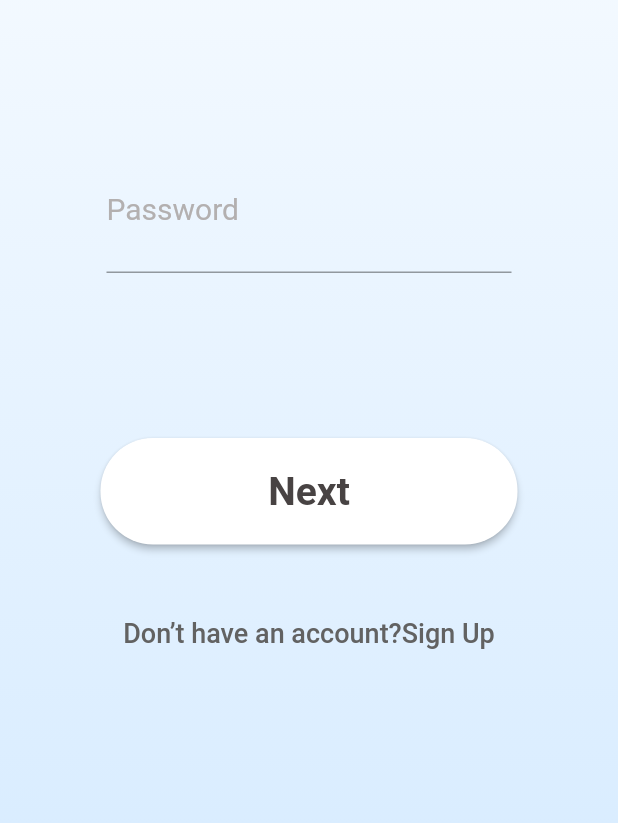
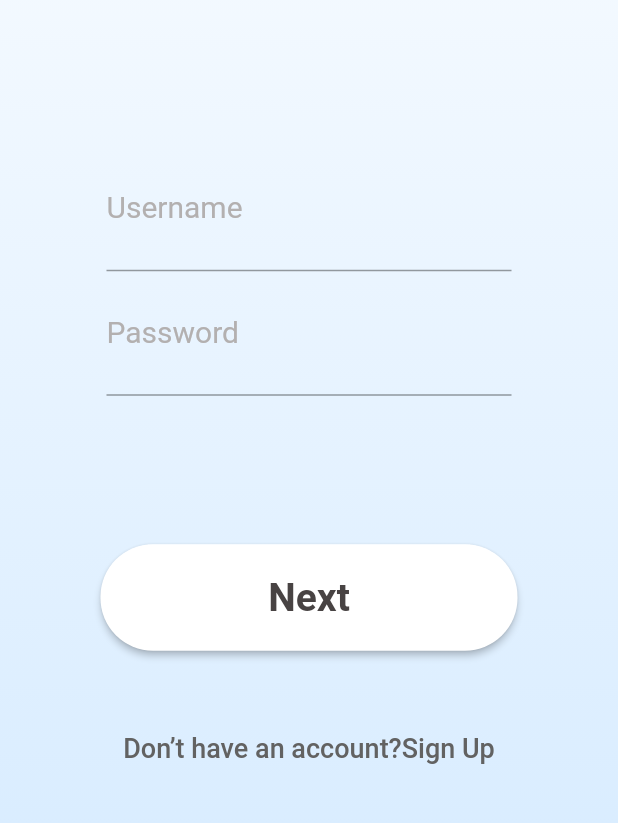
Before and after one commit to Arborigardening/horticulture, a Flutter app: the screen it shows after launch, after a tap on "Already a member?Sign in here", on a phone screen of 412 x 824 dp, the part 285-1108 px from its top. Run offline on Flutter 3.47's test engine with Material 2 defaults, Android fonts, the phone set to English and light mode, and no system bars; missing offline and left inert: dart:html.

Commit message:
login updated

```diff
--- a/lib/login.dart
+++ b/lib/login.dart
@@ -10,6 +10,8 @@ class Login extends StatefulWidget {
 }
 
 class _LoginState extends State<Login> {
+  final userController = TextEditingController();
+  final passController = TextEditingController();
   @override
   Widget build(BuildContext context) {
     return Scaffold(
@@ -39,12 +41,41 @@ class _LoginState extends State<Login> {
                 ),
               ),
               SizedBox(
-                height: 100,
+                height: MediaQuery.of(context).size.height * .12,
               ),
               SizedBox(
                 width: 270,
                 child: TextField(
                   cursorColor: Colors.white,
+
+                  style: TextStyle(
+                    height: 2,
+                    fontSize: 20,
+                  ),
+
+                  decoration: InputDecoration(
+                    labelText: "Username",
+                    labelStyle: TextStyle(
+                      fontSize: 20,
+                      color: Color.fromARGB(255, 179, 176, 176),
+                    ),
+                  ),
+                  controller: userController,
+                  onChanged: (String value) {
+                    print(value);
+                  },
+                  keyboardType: TextInputType.multiline,
+                  // obscureText: true,
+                ),
+              ),
+              SizedBox(
+                width: 270,
+                child: TextField(
+                  cursorColor: Colors.white,
+                  controller: passController,
+                  onChanged: (String value) {
+                    print(value);
+                  },
                   style: TextStyle(
                     height: 2,
                     fontSize: 20,
@@ -60,7 +91,9 @@ class _LoginState extends State<Login> {
                   obscureText: true,
                 ),
               ),
-              SizedBox(height: 110),
+              SizedBox(
+                height: MediaQuery.of(context).size.height * .12,
+              ),
               Column(
                 children: [
                   Center(
@@ -89,7 +122,10 @@ class _LoginState extends State<Login> {
                       ),
                     ),
                   )),
-                  SizedBox(height: 35),
+                  // SizedBox(height: 35),
+                  SizedBox(
+                    height: MediaQuery.of(context).size.height * .05,
+                  ),
                   Center(
                       child: TextButton(
                     onPressed: () {},
```
Also changed, not shown: lib/signup.dart (+15 -0 lines).
